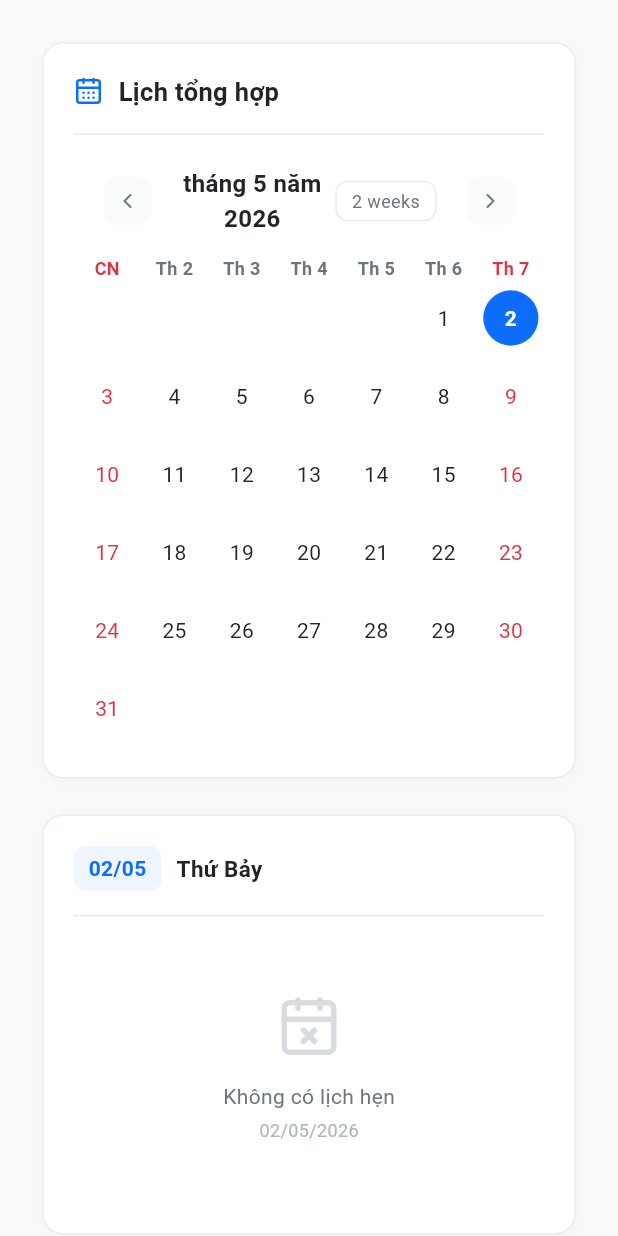
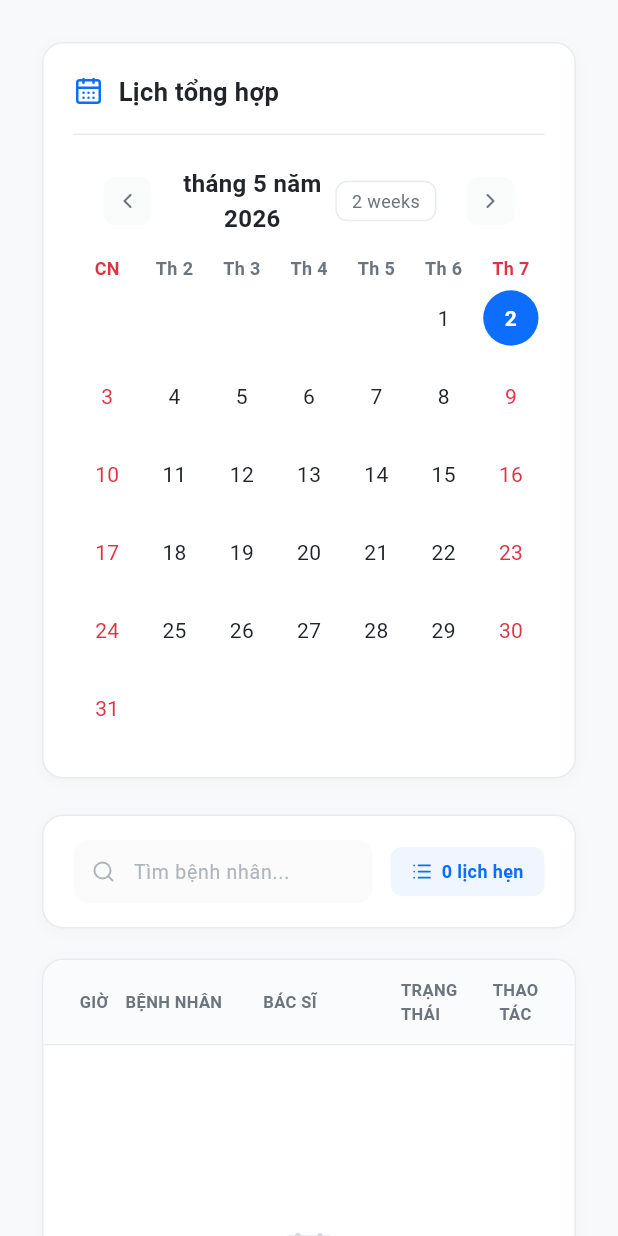
Before and after one commit to Kihurata/AI_Chromosome_App, a Flutter app: the AppointmentCalendarPage widget shown alone on an empty page, opened directly, on a phone screen of 412 x 824 dp. Run offline on Flutter 3.47's test engine with Material 3 defaults, Android fonts, the phone set to English and light mode, and no system bars; drawn by our look-alikes of table_calendar; our stand-ins replace cloud_firestore, dartz, dio, equatable, firebase_auth, firebase_core and 8 more; accounts and stored records are empty.

Commit message:
Resolve conflicts after stash pop: Restoring stashed local changes

```diff
--- a/frontend/lib/presentation/screens/receptionist/appointment_calendar_page.dart
+++ b/frontend/lib/presentation/screens/receptionist/appointment_calendar_page.dart
@@ -8,6 +8,7 @@ import '../../../domain/entities/appointment.dart';
 import '../../../logic/bloc/appointment/appointment_cubit.dart';
 import '../../../logic/bloc/appointment/appointment_state.dart';
 import '../../widgets/shared/data_display/status_badge.dart';
+import '../../widgets/shared/data_display/app_data_table.dart';
 import '../../widgets/shared/layouts/main_list_layout.dart';
 import '../../widgets/shared/form/app_buttons.dart';
 import 'create_appointment_page.dart';
@@ -150,106 +151,35 @@ class _AppointmentCalendarPageState extends State<AppointmentCalendarPage> {
 
             // ── Bottom: Selected Day Appointments ──
             Container(
-              padding: const EdgeInsets.all(20),
-              decoration: BoxDecoration(
-                color: AppColors.surface,
-                borderRadius: BorderRadius.circular(14),
-                border: Border.all(color: AppColors.border),
-                boxShadow: [
-                  BoxShadow(color: Colors.black.withAlpha(6), blurRadius: 8, offset: const Offset(0, 2)),
-                ],
-              ),
-              child: Column(
-                crossAxisAlignment: CrossAxisAlignment.start,
-                children: [
-                  Row(
-                    children: [
-                      Container(
-                        padding: const EdgeInsets.symmetric(horizontal: 10, vertical: 5),
-                        decoration: BoxDecoration(color: AppColors.activeBackground, borderRadius: BorderRadius.circular(8)),
-                        child: Text(
-                          DateFormat('dd/MM').format(_selectedDay),
-                          style: const TextStyle(fontSize: 14, fontWeight: FontWeight.bold, color: AppColors.primaryBlue),
-                        ),
-                      ),
-                      const SizedBox(width: 10),
-                      Expanded(
-                        child: Text(
-                          DateFormat('EEEE', 'vi').format(_selectedDay),
-                          style: const TextStyle(fontSize: 15, fontWeight: FontWeight.w600, color: AppColors.textPrimary),
-                        ),
-                      ),
-                    ],
-                  ),
-                  const SizedBox(height: 16),
-                  const Divider(color: AppColors.border, height: 1),
-                  const SizedBox(height: 12),
-
-                  // Appointments list via BlocBuilder
-                  BlocBuilder<AppointmentCubit, AppointmentState>(
+              height: 500, // Fixed height for the table container
+              child: BlocBuilder<AppointmentCubit, AppointmentState>(
                 builder: (context, state) {
                   if (state is AppointmentLoading) {
-                        return const Padding(
-                          padding: EdgeInsets.all(30),
-                          child: Center(child: CircularProgressIndicator()),
-                        );
+                    return const Center(child: CircularProgressIndicator());
                   }
 
                   final appointments = state is RangeAppointmentsLoaded
                       ? state.appointments
                       : <Appointment>[];
 
-                      if (appointments.isEmpty) {
-                        return Padding(
-                          padding: const EdgeInsets.symmetric(vertical: 40),
-                          child: Center(
-                            child: Column(
-                              children: [
-                                Icon(LucideIcons.calendarX, size: 44, color: AppColors.textPlaceholder.withAlpha(120)),
-                                const SizedBox(height: 14),
-                                const Text('Không có lịch hẹn', style: TextStyle(color: AppColors.textSecondary, fontSize: 14)),
-                                const SizedBox(height: 4),
-                                Text(
-                                  DateFormat('dd/MM/yyyy').format(_selectedDay),
-                                  style: const TextStyle(color: AppColors.textPlaceholder, fontSize: 12),
-                                ),
-                              ],
-                            ),
-                          ),
-                        );
-                      }
-
-                      return Column(
-                        children: [
-                          // Count
-                          Container(
-                            padding: const EdgeInsets.symmetric(horizontal: 12, vertical: 8),
-                            decoration: BoxDecoration(color: AppColors.border.withAlpha(30), borderRadius: BorderRadius.circular(8)),
-                            child: Row(
-                              children: [
-                                const Icon(LucideIcons.clipboardList, size: 14, color: AppColors.textSecondary),
-                                const SizedBox(width: 6),
-                                Text(
-                                  '${appointments.length} lịch hẹn',
-                                  style: const TextStyle(fontSize: 12, fontWeight: FontWeight.w600, color: AppColors.textSecondary),
-                                ),
-                              ],
-                            ),
-                          ),
-                          const SizedBox(height: 12),
-                          // List
-                          ...appointments.map((appt) => _buildAppointmentCard(
-                                patientName: appt.patientName,
-                                doctorName: appt.doctorName,
-                                time: DateFormat('HH:mm').format(appt.appointmentDate),
-                                reason: appt.reason,
-                                status: appt.status,
-                              )),
-                        ],
+                  return AppDataTable(
+                    searchHint: 'Tìm bệnh nhân...',
+                    countText: '${appointments.length} lịch hẹn',
+                    onSearchChanged: (v) {
+                      // Internal search could be implemented here if needed
+                    },
+                    headerRow: const _AppointmentTableHeader(),
+                    isLoading: state is AppointmentLoading,
+                    emptyState: _EmptyAppointments(selectedDay: _selectedDay),
+                    rows: appointments.map((appt) => _AppointmentRow(
+                      appointment: appt,
+                      onView: () {
+                        // Navigate to EMR
+                        context.push('/clinician/medical-record/${appt.patientId}');
+                      },
+                    )).toList(),
                   );
                 },
-                  ),
-                ],
               ),
             ),
           ],
@@ -257,57 +187,71 @@ class _AppointmentCalendarPageState extends State<AppointmentCalendarPage> {
       ),
     );
   }
+}
 
-  Widget _buildAppointmentCard({
-    required String patientName,
-    required String doctorName,
-    required String time,
-    required String reason,
-    required String status,
-  }) {
+class _AppointmentTableHeader extends StatelessWidget {
+  const _AppointmentTableHeader();
+
+  @override
+  Widget build(BuildContext context) {
+    const style = TextStyle(fontSize: 11, fontWeight: FontWeight.w600, color: AppColors.textSecondary);
+    return const Row(
+      children: [
+        Expanded(flex: 1, child: Text('GIỜ', style: style)),
+        Expanded(flex: 3, child: Text('BỆNH NHÂN', style: style)),
+        Expanded(flex: 3, child: Text('BÁC SĨ', style: style)),
+        Expanded(flex: 2, child: Text('TRẠNG THÁI', style: style)),
+        Expanded(flex: 1, child: Text('THAO TÁC', style: style, textAlign: TextAlign.center)),
+      ],
+    );
+  }
+}
+
+class _AppointmentRow extends StatelessWidget {
+  final Appointment appointment;
+  final VoidCallback onView;
+
+  const _AppointmentRow({required this.appointment, required this.onView});
+
+  @override
+  Widget build(BuildContext context) {
     return Container(
-      margin: const EdgeInsets.only(bottom: 10),
-      padding: const EdgeInsets.all(14),
-      decoration: BoxDecoration(
-        color: AppColors.background,
-        borderRadius: BorderRadius.circular(10),
-        border: Border.all(color: AppColors.border),
+      padding: const EdgeInsets.symmetric(horizontal: 24, vertical: 14),
+      decoration: const BoxDecoration(
+        border: Border(bottom: BorderSide(color: AppColors.border)),
       ),
-      child: Column(
-        crossAxisAlignment: CrossAxisAlignment.start,
+      child: Row(
         children: [
-          Row(
-            children: [
-              Container(
-                padding: const EdgeInsets.symmetric(horizontal: 8, vertical: 4),
-                decoration: BoxDecoration(color: AppColors.primaryBlue.withAlpha(20), borderRadius: BorderRadius.circular(6)),
-                child: Row(
-                  mainAxisSize: MainAxisSize.min,
-                  children: [
-                    const Icon(LucideIcons.clock, size: 12, color: AppColors.primaryBlue),
-                    const SizedBox(width: 4),
-                    Text(time, style: const TextStyle(fontSize: 12, fontWeight: FontWeight.bold, color: AppColors.primaryBlue)),
-                  ],
+          Expanded(
+            flex: 1,
+            child: Text(
+              DateFormat('HH:mm').format(appointment.appointmentDate),
+              style: const TextStyle(fontWeight: FontWeight.bold, color: AppColors.primaryBlue),
             ),
           ),
-              const Spacer(),
-              StatusBadge(text: _mapStatusText(status), type: _mapStatusType(status)),
-            ],
+          Expanded(
+            flex: 3,
+            child: Text(appointment.patientName, style: const TextStyle(fontWeight: FontWeight.w600)),
           ),
-          const SizedBox(height: 10),
-          Text(patientName, style: const TextStyle(fontSize: 14, fontWeight: FontWeight.w600, color: AppColors.textPrimary)),
-          const SizedBox(height: 4),
-          Row(
-            children: [
-              const Icon(LucideIcons.stethoscope, size: 12, color: AppColors.textPlaceholder),
-              const SizedBox(width: 4),
-              Expanded(child: Text(doctorName, style: const TextStyle(fontSize: 12, color: AppColors.textSecondary))),
-            ],
+          Expanded(
+            flex: 3,
+            child: Text(appointment.doctorName, style: const TextStyle(color: AppColors.textSecondary, fontSize: 13)),
           ),
-          if (reason.isNotEmpty) ...[
-            const SizedBox(height: 4),
-            Text(reason, style: const TextStyle(fontSize: 12, color: AppColors.textPlaceholder), maxLines: 1, overflow: TextOverflow.ellipsis),
-          ],
+          Expanded(
+            flex: 2,
+            child: StatusBadge(
+              text: _mapStatusText(appointment.status),
+              type: _mapStatusType(appointment.status),
+            ),
+          ),
+          Expanded(
+            flex: 1,
+            child: IconButton(
+              onPressed: onView,
+              icon: const Icon(LucideIcons.eye, size: 18, color: AppColors.primaryBlue),
+              tooltip: 'Xem bệnh án',
+            ),
+          ),
         ],
       ),
     );
@@ -333,3 +277,28 @@ class _AppointmentCalendarPageState extends State<AppointmentCalendarPage> {
     }
   }
 }
+
+class _EmptyAppointments extends StatelessWidget {
+  final DateTime selectedDay;
+  const _EmptyAppointments({required this.selectedDay});
+
+  @override
+  Widget build(BuildContext context) {
+    return Padding(
+      padding: const EdgeInsets.symmetric(vertical: 40),
+      child: Column(
+        children: [
+          Icon(LucideIcons.calendarX, size: 44, color: AppColors.textPlaceholder.withAlpha(120)),
+          const SizedBox(height: 14),
+          const Text('Không có lịch hẹn', style: TextStyle(color: AppColors.textSecondary, fontSize: 14)),
+          const SizedBox(height: 4),
+          Text(
+            DateFormat('dd/MM/yyyy').format(selectedDay),
+            style: const TextStyle(color: AppColors.textPlaceholder, fontSize: 12),
+          ),
+        ],
+      ),
+    );
+  }
+  }
+}
```
Also changed, not shown: frontend/lib/core/router/app_router.dart (+23 -1 lines), frontend/lib/presentation/screens/patient_detail/medical_record/shared_medical_record_page.dart (+5 -3 lines), frontend/lib/presentation/screens/receptionist/patient_list_page.dart (+21 -7 lines), frontend/lib/presentation/widgets/dashboard/recent_patients_table.dart (+23 -7 lines), frontend/lib/presentation/widgets/receptionist/today_appointments_table.dart (+19 -11 lines), .knowns/time-entries.json, .knowns/versions/task-2tou5t.json, 1 other file. Lines whose indentation alone changed are shown as unchanged.
